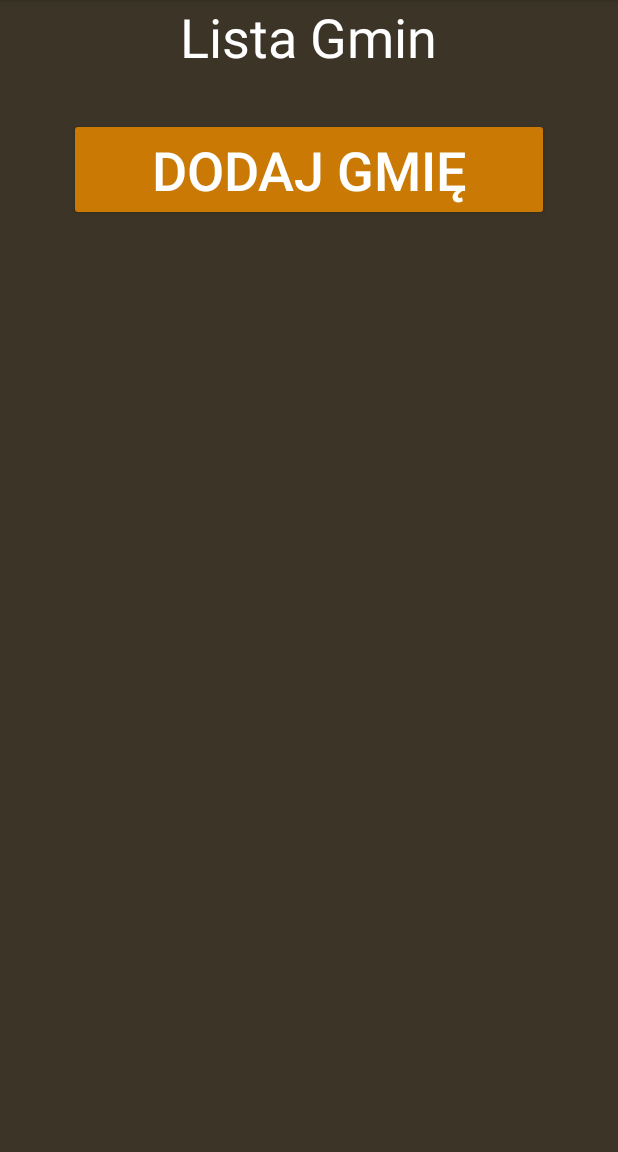
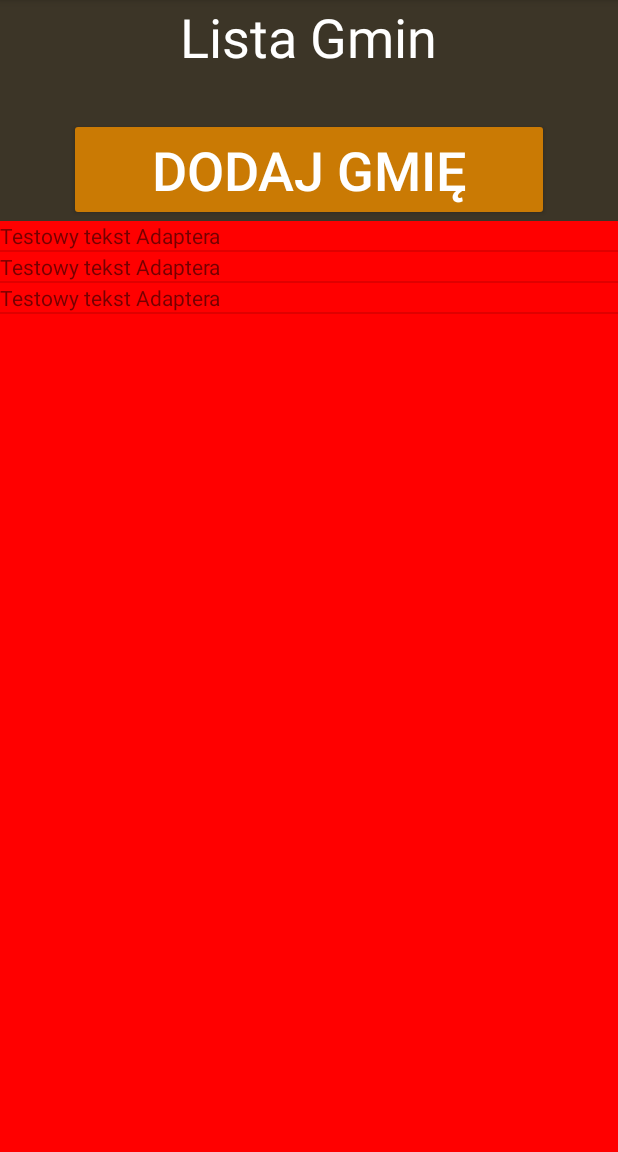
Before and after one commit to KacperTudruj/SciekiV2, an Android app: the CommunityPanel screen opened directly, with no data from a screen before it, on a phone screen of 412 x 824 dp, the part 84-1236 px from its top. Run offline under Robolectric (Android 15) with nearby library versions, the phone set to English and light mode, and no system bars; libraries missing offline, so code that uses them is left out: io.realm, io.realm.annotations, io.realm.kotlin; 4 statements that could not run were skipped.

Commit message:
add adapter

```diff
--- a/app/src/main/java/com/example/sciekiv2/CommunityPanel.kt
+++ b/app/src/main/java/com/example/sciekiv2/CommunityPanel.kt
@@ -7,6 +7,7 @@ import android.os.Bundle
 import android.util.TypedValue
 import android.view.ViewGroup
 import android.widget.*
+import com.example.sciekiv2.adapter.CommunityAdapter
 import com.example.sciekiv2.model.CommunityData
 import io.realm.Realm
 import io.realm.RealmList
@@ -17,39 +18,37 @@ class CommunityPanel : AppCompatActivity() {
 
     private lateinit var realm: Realm
     private lateinit var listView: ListView
+    private lateinit var addCommunityToDB: Button
 
-    //private lateinit var addCommunityToDB: Button
-    //Zalezy mi aby Przycisk  dodawania gminy był zawsze na górze, a pod spodem automatycznie dodawały się gminy z przyciskiem usun.
-    // Czytanie gmin powinno odbywać się zawsze z bazy. Poczytać jak ludzie dodają tak by pojawiało się jedno pod drugim.
-    // oraz scrool najprawtopodobniej.
     override fun onCreate(savedInstanceState: Bundle?) {
         super.onCreate(savedInstanceState)
         setContentView(R.layout.activity_community_panel)
 
-        //listView = findViewById<ListView>(R.id.recipe_list_view)
         realm = Realm.getDefaultInstance()
         addCommunity("Gmina Wina")
-//        addCommunity("Commutniy2")
-//        addCommunity("Commutniy3")
-//        addCommunity("Commutniy4")
+
+        addCommunityToDB = findViewById(R.id.add_community_button)
 
         listView = findViewById<ListView>(R.id.community_list_view)
-        val layoutV11 = findViewById(R.id.layout_for_community_panel_data) as LinearLayout
+        listView.setBackgroundColor(Color.parseColor("#FF0000")) //testowy kolorek
+        //Customer Adapter
+        listView.adapter = CommunityAdapter(this)
+
+
+
+        val layoutV11 = findViewById<LinearLayout>(R.id.layout_for_community_panel_data)
 
         val add_community_button = Button(this)
-
-
         add_community_button.layoutParams = LinearLayout.LayoutParams(
             LinearLayout.LayoutParams.WRAP_CONTENT,
             ViewGroup.LayoutParams.WRAP_CONTENT
         )
-
         add_community_button.text = "O cie chuj"
         layoutV11.addView(add_community_button)
         add_community_button.setOnClickListener {
-
             val numberOfRecords = realm.where<CommunityData>().count()
             val results = realm.where<CommunityData>().findAll()
+            //val communityAdapter =
             //val test = RealmResults<CommunityData>()
 //            Toast.makeText(this, results.get(0)?.communityName.toString(), Toast.LENGTH_SHORT).show()
 
--- /dev/null
+++ b/app/src/main/java/com/example/sciekiv2/adapter/CommunityAdapter.kt
@@ -0,0 +1,36 @@
+package com.example.sciekiv2.adapter
+
+import android.content.Context
+import android.view.View
+import android.view.ViewGroup
+import android.widget.BaseAdapter
+import android.widget.TextView
+
+class CommunityAdapter(context: Context) : BaseAdapter() {
+
+    private val mContext:Context
+    init {
+        mContext = context
+    }
+
+    //responsible for rendering out each row
+    override fun getView(position: Int, convertView: View?, parent: ViewGroup?): View {
+        val textView = TextView(mContext)
+        textView.text = "Testowy tekst Adaptera"
+        return textView
+    }
+
+    override fun getItem(position: Int): Any {
+        TODO("Not yet implemented")
+    }
+
+    override fun getItemId(position: Int): Long {
+        TODO("Not yet implemented")
+    }
+
+    //responsable for how many  rows in my list
+    override fun getCount(): Int {
+        return 3
+    }
+
+}
--- a/app/src/main/res/layout/activity_community_panel.xml
+++ b/app/src/main/res/layout/activity_community_panel.xml
@@ -26,7 +26,7 @@
             android:textColor="#FFFFFF"
             android:textSize="36sp"/>
         <Button
-                android:id="@+id/add_community"
+                android:id="@+id/add_community_button"
                 android:layout_width="320dp"
                 android:layout_height="wrap_content"
                 android:layout_marginTop="30dp"
```
Also changed, not shown: app/src/main/AndroidManifest.xml (+4 -5 lines).
